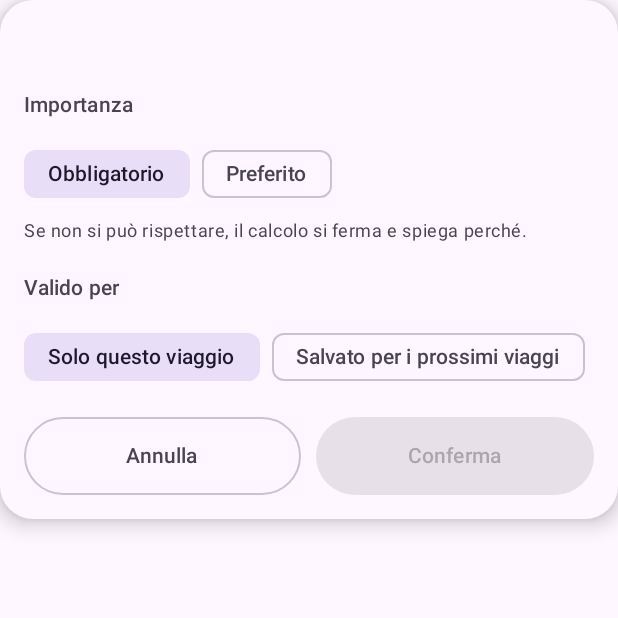
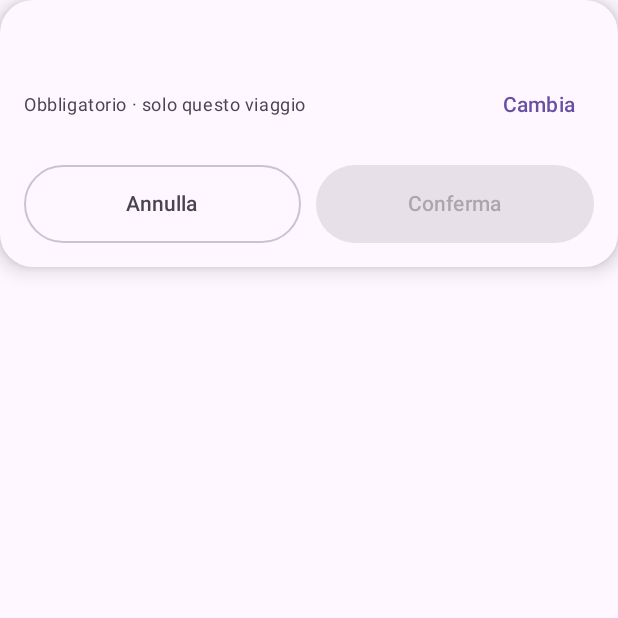
Before and after one commit to fumax82/fumax82.github.com, an Android app built with Jetpack Compose: the composable PannelloModo shown on its own in the app's theme, on a phone screen of 412 x 824 dp, the top half of it. Run offline under Robolectric (Android 15) with nearby library versions, the phone set to English and light mode, and no system bars; libraries missing offline, so code that uses them is left out: org.maplibre.android; 4 statements that could not run were skipped.

Commit message:
Etichette della barra mai spezzate, pannello di disegno più compatto
Co-Authored-By: Claude Opus 5.5 (1M context) <noreply@anthropic.com>
Claude-Session: https://claude.ai/code/session_01EXKDiHHq8xLNWiD3Mnaycc

```diff
--- a/app/src/main/java/com/ric/navigatore/ui/schermate/Pannelli.kt
+++ b/app/src/main/java/com/ric/navigatore/ui/schermate/Pannelli.kt
@@ -5,7 +5,7 @@ import androidx.compose.foundation.rememberScrollState
 import androidx.compose.foundation.shape.RoundedCornerShape
 import androidx.compose.foundation.verticalScroll
 import androidx.compose.material3.*
-import androidx.compose.runtime.Composable
+import androidx.compose.runtime.*
 import androidx.compose.ui.Alignment
 import androidx.compose.ui.Modifier
 import androidx.compose.ui.unit.dp
@@ -51,7 +51,7 @@ fun PannelloModo(modello: ModelloApp, s: StatoUi) {
     }
     Surface(shape = RoundedCornerShape(22.dp), shadowElevation = 8.dp, color = MaterialTheme.colorScheme.surface) {
         Column(
-            Modifier.fillMaxWidth().heightIn(max = 430.dp).verticalScroll(rememberScrollState()).padding(16.dp),
+            Modifier.fillMaxWidth().heightIn(max = 340.dp).verticalScroll(rememberScrollState()).padding(16.dp),
             verticalArrangement = Arrangement.spacedBy(6.dp),
         ) {
             Text(titolo, style = MaterialTheme.typography.titleMedium, color = colore)
@@ -66,8 +66,20 @@ fun PannelloModo(modello: ModelloApp, s: StatoUi) {
                 else -> {}
             }
 
-            // Obbligatorio / preferito e durata (non per la scelta di partenza/arrivo)
-            if (modo !is Modo.SceltaPunto) {
+            // Obbligatorio / preferito e durata (non per la scelta di partenza/arrivo):
+            // nascosti dietro "Cambia" per lasciare più mappa libera mentre si tocca
+            var opzioni by remember { mutableStateOf(false) }
+            if (modo !is Modo.SceltaPunto && !opzioni) {
+                Row(verticalAlignment = Alignment.CenterVertically) {
+                    Text(
+                        "${sel.priorita.etichetta} · ${sel.durata.etichetta.lowercase()}",
+                        style = MaterialTheme.typography.bodySmall, color = MaterialTheme.colorScheme.onSurfaceVariant,
+                        modifier = Modifier.weight(1f),
+                    )
+                    TextButton(onClick = { opzioni = true }) { Text("Cambia") }
+                }
+            }
+            if (modo !is Modo.SceltaPunto && opzioni) {
                 Titoletto("Importanza")
                 SceltaPillole(Priorita.entries, sel.priorita, { it.etichetta }, { p -> modello.cambiaSelezione { it.copy(priorita = p) } })
                 Text(
@@ -178,7 +190,7 @@ private fun ContenutoDisegno(modello: ModelloApp, s: StatoUi, obiettivo: Obietti
     }
     if (obiettivo != ObiettivoArea.EVITA) {
         Text(
-            "Metodo euristico: cerco strade dentro l'area (non il centro geometrico) e provo pochi candidati, poi verifico il risultato.",
+            "Metodo euristico (strade dentro l'area, non il centro), risultato sempre verificato.",
             style = MaterialTheme.typography.bodySmall, color = MaterialTheme.colorScheme.onSurfaceVariant,
         )
     }
```
Also changed, not shown: app/src/main/java/com/ric/navigatore/ui/schermate/Comuni.kt (+8 -1 lines), 14 other files.
